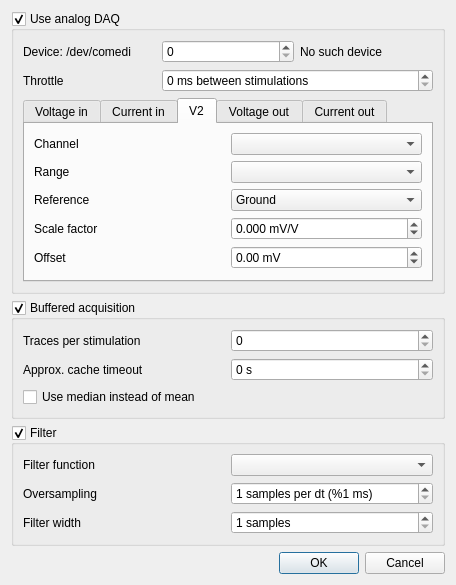
Above: src/gui/daqdialog.ui from CompEphys-team/rtdo before the change. Below: the same form after it.
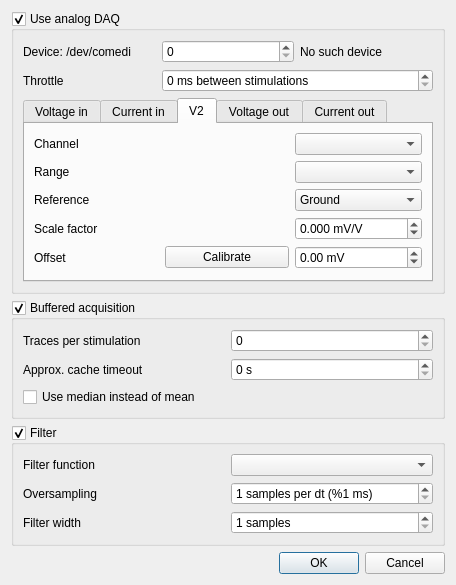
That is the form after the change. The open tabs and pages were chosen to show the change.

Commit message:
Added calibration interface to DAQData dialog (V1, Vcmd)
V2 and I nyi; Iout can't be reasonably calibrated

Patch:
```diff
--- a/src/gui/daqdialog.ui
+++ b/src/gui/daqdialog.ui
@@ -235,34 +235,13 @@
           <string>V2</string>
          </attribute>
          <layout class="QGridLayout" name="gridLayout_9">
-          <item row="0" column="0">
-           <widget class="QLabel" name="label_32">
-            <property name="text">
-             <string>Channel</string>
-            </property>
-           </widget>
-          </item>
-          <item row="0" column="1">
-           <widget class="QComboBox" name="channel_5"/>
-          </item>
-          <item row="1" column="0">
-           <widget class="QLabel" name="label_31">
-            <property name="text">
-             <string>Range</string>
-            </property>
-           </widget>
-          </item>
-          <item row="1" column="1">
+          <item row="1" column="2">
            <widget class="QComboBox" name="range_5"/>
           </item>
-          <item row="2" column="0">
-           <widget class="QLabel" name="label_28">
-            <property name="text">
-             <string>Reference</string>
-            </property>
-           </widget>
+          <item row="0" column="2">
+           <widget class="QComboBox" name="channel_5"/>
           </item>
-          <item row="2" column="1">
+          <item row="2" column="2">
            <widget class="QComboBox" name="reference_5">
             <item>
              <property name="text">
@@ -286,14 +265,7 @@
             </item>
            </widget>
           </item>
-          <item row="3" column="0">
-           <widget class="QLabel" name="label_30">
-            <property name="text">
-             <string>Scale factor</string>
-            </property>
-           </widget>
-          </item>
-          <item row="3" column="1">
+          <item row="3" column="2">
            <widget class="QDoubleSpinBox" name="conversionFactor_5">
             <property name="suffix">
              <string> mV/V</string>
@@ -316,7 +288,7 @@
             </property>
            </widget>
           </item>
-          <item row="4" column="1">
+          <item row="4" column="2">
            <widget class="QDoubleSpinBox" name="offset_5">
             <property name="suffix">
              <string> mV</string>
@@ -329,6 +301,44 @@
             </property>
            </widget>
           </item>
+          <item row="4" column="1">
+           <widget class="QPushButton" name="calibrate_5">
+            <property name="toolTip">
+             <string>Ensure both electrodes are in saline and stable, the amplifier is in current clamp mode, and its output offset is adjusted and locked.</string>
+            </property>
+            <property name="text">
+             <string>Calibrate</string>
+            </property>
+           </widget>
+          </item>
+          <item row="3" column="0" colspan="2">
+           <widget class="QLabel" name="label_30">
+            <property name="text">
+             <string>Scale factor</string>
+            </property>
+           </widget>
+          </item>
+          <item row="2" column="0" colspan="2">
+           <widget class="QLabel" name="label_28">
+            <property name="text">
+             <string>Reference</string>
+            </property>
+           </widget>
+          </item>
+          <item row="1" column="0" colspan="2">
+           <widget class="QLabel" name="label_31">
+            <property name="text">
+             <string>Range</string>
+            </property>
+           </widget>
+          </item>
+          <item row="0" column="0" colspan="2">
+           <widget class="QLabel" name="label_32">
+            <property name="text">
+             <string>Channel</string>
+            </property>
+           </widget>
+          </item>
          </layout>
         </widget>
         <widget class="QWidget" name="tab_3">
```
Left out of the diff: 228 changed lines with no effect on the pictures. The commit also changes 2 other files.
